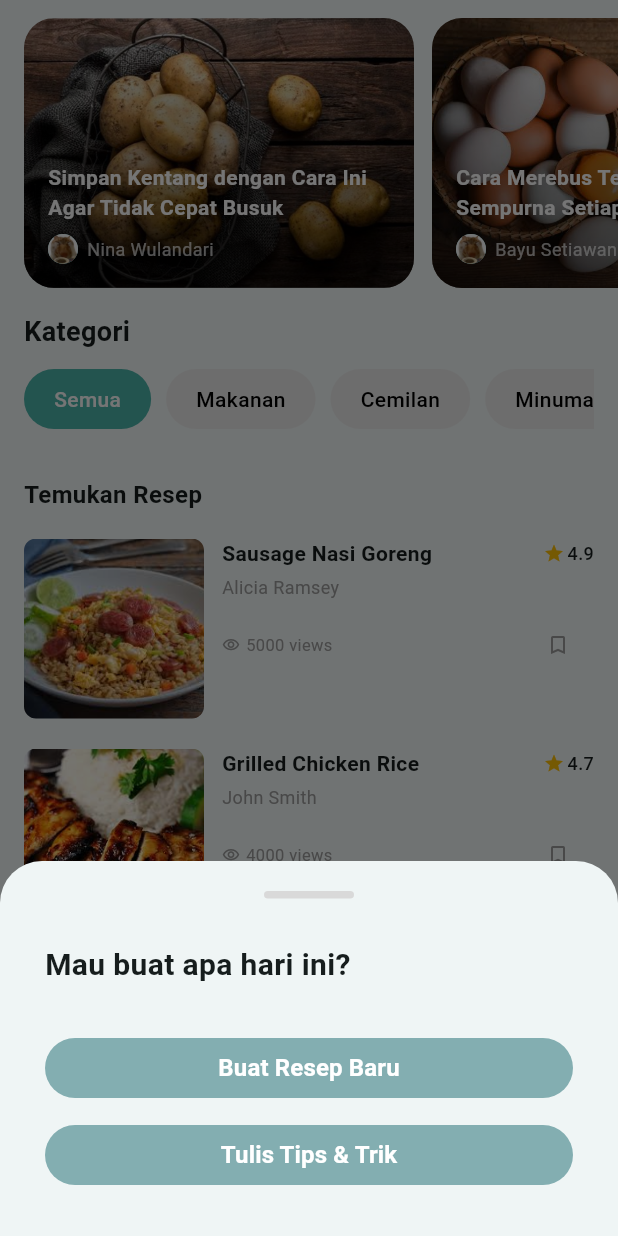
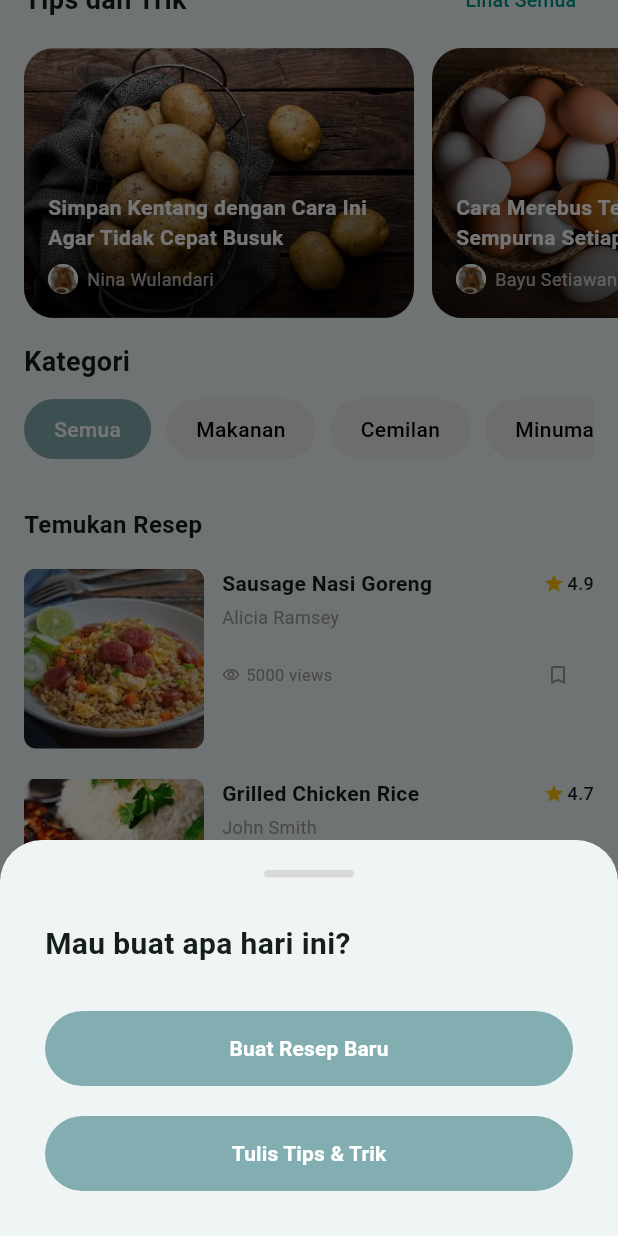
Before and after one commit to hafsahha/MASAKIO, a Flutter app: the MainPage screen opened directly, scrolled down 576 dp, after a tap on the "add" icon, on a phone screen of 412 x 824 dp. Run offline on Flutter 3.47's test engine with Material 3 defaults, Android fonts, the phone set to English and light mode, and no system bars; our stand-ins replace dotted_border, image_picker, video_player.

Commit message:
tips yh bres

```diff
--- a/lib/.components/button.dart
+++ b/lib/.components/button.dart
@@ -10,7 +10,10 @@ class Button extends StatelessWidget {
 
   @override
   Widget build(BuildContext context) {
-    return ElevatedButton(
+    return SizedBox(
+      width: double.infinity,
+      height: 50,
+      child: ElevatedButton(
         onPressed: onPressed,
         style: ElevatedButton.styleFrom(
           backgroundColor: Color(backgroundColor ?? 0xFF83AEB1),
@@ -24,7 +27,7 @@ class Button extends StatelessWidget {
           style: TextStyle(
             color: Color(textColor ?? 0xFFFFFFFF),
             fontWeight: FontWeight.bold,
-          fontSize: 16,
+          ),
         ),
       ),
     );
--- a/lib/data/dummy_tips.dart
+++ b/lib/data/dummy_tips.dart
@@ -17,7 +17,7 @@ class Tips {
 }
 
 final List<Tips> dummyTipsList = [
-  Tips(
+ Tips(
     title: "Simpan Kentang dengan Cara Ini Agar Tidak Cepat Busuk",
     content:
         "Kentang adalah bahan makanan yang serbaguna, tapi cepat busuk jika disimpan sembarangan. Salah satu kesalahan umum adalah menyimpan kentang di dalam kulkas. Suhu dingin justru mengubah pati menjadi gula, membuat rasa dan teksturnya berubah. Simpan kentang di tempat sejuk dan kering, seperti keranjang terbuka yang tidak terkena sinar matahari langsung. Jangan mencucinya sebelum disimpan karena kelembapan memicu pertumbuhan jamur. Jika sudah dikupas, rendam dalam air agar tidak menghitam. Hindari kantong plastik tertutup dan pilih kantong jaring agar sirkulasi udara terjaga.",
@@ -44,7 +44,7 @@ final List<Tips> dummyTipsList = [
     author: "Farah Nuraini",
     uploadDate: DateTime(2025, 4, 25),
   ),
-    Tips(
+  Tips(
     title: "Trik Mengupas Bawang Tanpa Menangis",
     content:
         "Mengupas bawang sering kali membuat mata perih dan berair. Untuk menghindari hal ini, dinginkan bawang di dalam kulkas selama 30 menit sebelum dipotong. Gunakan pisau tajam agar irisan lebih halus dan tidak menghancurkan sel-sel bawang secara berlebihan. Kamu juga bisa mengupas bawang di dekat aliran air mengalir atau di bawah ventilasi dapur untuk mengurangi paparan gas. Hindari meniup bawang karena justru mempercepat gas mengenai mata.",
@@ -62,4 +62,51 @@ final List<Tips> dummyTipsList = [
     author: "Ahmad Rizki",
     uploadDate: DateTime(2025, 5, 3),
   ),
+
+  // New 5 tips added below
+  Tips(
+    title: "Cara Membuat Roti Panggang yang Sempurna",
+    content:
+        "Untuk membuat roti panggang yang sempurna, pastikan wajan atau panggangan sudah cukup panas sebelum roti dimasukkan. Oleskan mentega tipis pada kedua sisi roti untuk hasil yang lebih garing. Panggang selama 2-3 menit di setiap sisi dengan api sedang. Jika ingin roti lebih crispy, kamu bisa menambahkan sedikit minyak zaitun ke mentega.",
+    hashtags: ["Sarapan", "Roti", "MasakMudah"],
+    imageAsset: "assets/images/roti_panggang.jpeg",
+    author: "Tara Pratama",
+    uploadDate: DateTime(2025, 5, 6),
+  ),
+  Tips(
+    title: "Rahasia Menyimpan Ikan agar Tetap Segar",
+    content:
+        "Ikan segar bisa cepat rusak jika tidak disimpan dengan benar. Untuk menjaga kesegarannya, bungkus ikan dalam plastik wrap dan masukkan ke dalam wadah kedap udara, lalu simpan di bagian paling dingin kulkas. Jika tidak langsung dimasak, simpan ikan dalam es batu yang digulung dengan kain lap, ini akan menjaga ikan tetap segar hingga 24 jam.",
+    hashtags: ["Ikan", "Penyimpanan", "TipsDapur"],
+    imageAsset: "assets/images/ikan.jpg",
+    author: "Budi Santoso",
+    uploadDate: DateTime(2025, 5, 7),
+  ),
+  Tips(
+    title: "Menyimpan Sayur Agar Tetap Segar Lebih Lama",
+    content:
+        "Sayuran seperti selada dan bayam cenderung cepat layu. Untuk menjaga kesegarannya lebih lama, cuci sayur terlebih dahulu, tiriskan, lalu bungkus dengan handuk kering dan simpan dalam kantong plastik terbuka di kulkas. Jangan biarkan sayuran terpapar udara langsung karena hal ini mempercepat pembusukan.",
+    hashtags: ["Sayuran", "Penyimpanan", "Sehat"],
+    imageAsset: "assets/images/sayur_tahan_lama.jpg",
+    author: "Dwi Lestari",
+    uploadDate: DateTime(2025, 5, 8),
+  ),
+  Tips(
+    title: "Menghilangkan Bau Tak Sedap pada Kulkas",
+    content:
+        "Untuk menghilangkan bau tak sedap di dalam kulkas, letakkan sepotong arang aktif atau baking soda di bagian belakang kulkas. Ini akan menyerap bau tak diinginkan dan menjaga kulkas tetap segar. Kamu juga bisa menempatkan beberapa irisan lemon atau daun mint untuk memberikan aroma yang lebih segar pada kulkas.",
+    hashtags: ["Dapur", "Higienis", "TipsCepat"],
+    imageAsset: "assets/images/bau_kulkas.jpeg",
+    author: "Toni Pratama",
+    uploadDate: DateTime(2025, 5, 9),
+  ),
+  Tips(
+    title: "Trik Memasak Nasi yang Tidak Mudah Gosong",
+    content:
+        "Untuk memasak nasi yang tidak mudah gosong, gunakan api kecil setelah air mendidih. Pastikan juga penutup rice cooker rapat agar uap tidak keluar. Setelah nasi matang, diamkan selama 10 menit di dalam rice cooker sebelum disajikan, agar nasi lebih pulen.",
+    hashtags: ["Nasi", "MasakMudah", "TipsDapur"],
+    imageAsset: "assets/images/nasi_pulen.jpeg",
+    author: "Rina Wulandari",
+    uploadDate: DateTime(2025, 5, 10),
+  ),
 ];
--- a/lib/home.dart
+++ b/lib/home.dart
@@ -26,7 +26,7 @@ class _HomePageState extends State<HomePage> {
     return Scaffold(
       body: SingleChildScrollView(
         child: Padding(
-          padding: EdgeInsets.only(bottom: 120.0),
+          padding: EdgeInsets.only(bottom: 120.0, top: 20.0),
           child: Column(
             crossAxisAlignment: CrossAxisAlignment.start,
             children: [
@@ -136,7 +136,7 @@ class _HomePageState extends State<HomePage> {
                               padding: const EdgeInsets.symmetric(horizontal: 20),
                               decoration: BoxDecoration(
                                 color: _selectedCategoryIndex == index
-                                    ? Colors.teal.shade300
+                                    ? Color(0xFF83AEB1)
                                     : Colors.grey.shade200,
                                 borderRadius: BorderRadius.circular(20),
                               ),
--- a/lib/main_page.dart
+++ b/lib/main_page.dart
@@ -25,7 +25,7 @@ class _MainPageState extends State<MainPage> {
     const HomePage(),
     const Center(child: Text('Explore Page')),  // ExplorePage(),
     const ForumPage(),
-    const ProfilePage(),
+    // const ProfilePage(pageIndex: 0),
   ];
 
   @override
@@ -59,7 +59,7 @@ class _MainPageState extends State<MainPage> {
                       );
                     },
                   ),
-                  const SizedBox(height: 10),
+                  const SizedBox(height: 20),
                   Button(
                     content: 'Tulis Tips & Trik',
                     onPressed: () {
```
Also changed, not shown: assets/images/bau_kulkas.jpeg (added), assets/images/ikan.jpg (added), assets/images/nasi_pulen.jpeg (added), assets/images/roti_panggang.jpeg (added), assets/images/sayur_tahan_lama.jpg (added). Lines whose indentation alone changed are shown as unchanged.
